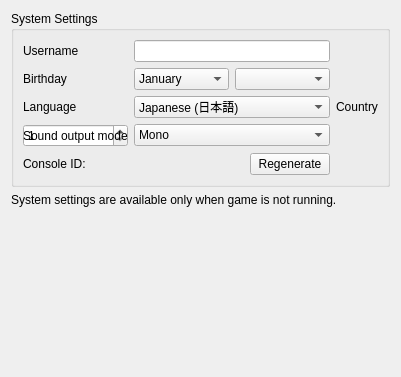
First picture: the form in src/citra_qt/configuration/configure_system.ui, repository grimtnt/citra, before the edit.
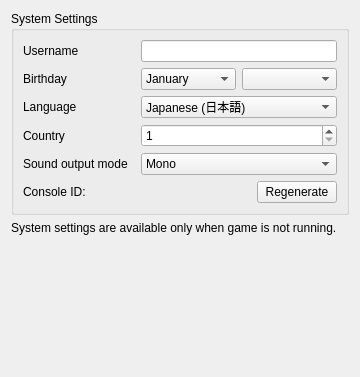
Second picture: the form after the edit.

```diff
--- a/src/citra_qt/configuration/configure_system.ui
+++ b/src/citra_qt/configuration/configure_system.ui
@@ -194,14 +194,14 @@
           </item>
          </widget>
         </item>
-        <item row="2" column="2">
+        <item row="3" column="0">
          <widget class="QLabel" name="label_country">
           <property name="text">
            <string>Country</string>
           </property>
          </widget>
         </item>
-       <item>
+       <item row="3" column="1">
          <widget class="QSpinBox" name="spinbox_country">
           <property name="minimum">
            <number>1</number>
@@ -211,14 +211,14 @@
           </property>
          </widget>
         </item>
-        <item row="3" column="0">
+        <item row="4" column="0">
          <widget class="QLabel" name="label_sound">
           <property name="text">
            <string>Sound output mode</string>
           </property>
          </widget>
         </item>
-        <item row="3" column="1">
+        <item row="4" column="1">
          <widget class="QComboBox" name="combo_sound">
           <item>
            <property name="text">
@@ -237,14 +237,14 @@
           </item>
          </widget>
         </item>
-        <item row="4" column="0">
+        <item row="5" column="0">
          <widget class="QLabel" name="label_console_id">
           <property name="text">
            <string>Console ID:</string>
           </property>
          </widget>
         </item>
-        <item row="4" column="1">
+        <item row="5" column="1">
          <widget class="QPushButton" name="button_regenerate_console_id">
           <property name="sizePolicy">
            <sizepolicy hsizetype="Fixed" vsizetype="Fixed">
```
